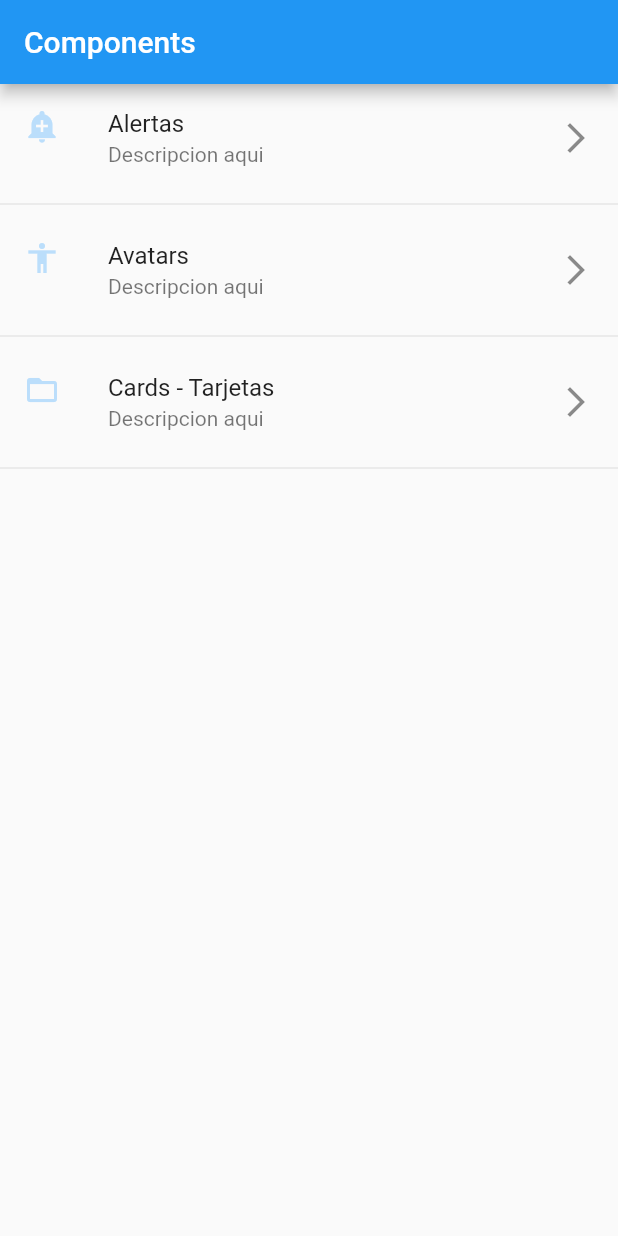
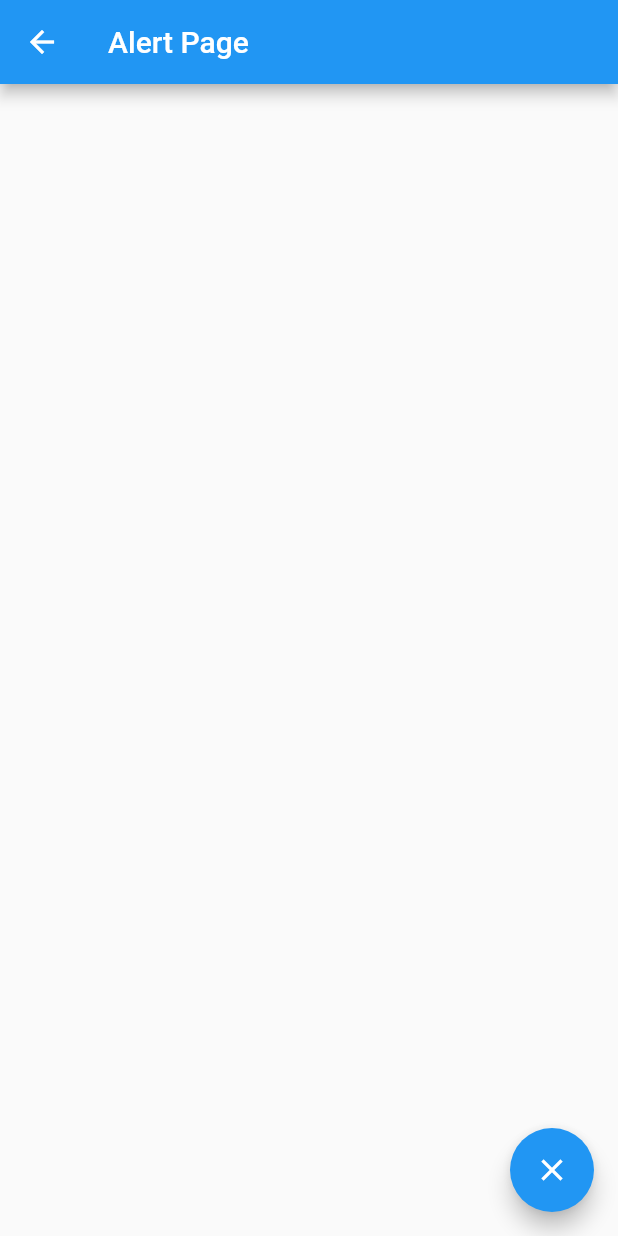
Before and after one commit to VershyCode/flutter-practica-componentes, a Flutter app: the screen it shows after launch, after a tap on "Alertas", on a phone screen of 412 x 824 dp. Run offline on Flutter 3.47's test engine with Material 2 defaults, Android fonts, the phone set to English and light mode, and no system bars.

```diff
--- /dev/null
+++ b/lib/src/pages/alert_page.dart
@@ -0,0 +1,18 @@
+import 'package:flutter/material.dart';
+
+class AlertPage extends StatelessWidget {
+  const AlertPage({Key key}) : super(key: key);
+
+  @override
+  Widget build(BuildContext context) {
+    return Scaffold(
+      appBar: AppBar(
+        title: Text('Alert Page'),
+      ),
+      floatingActionButton: FloatingActionButton(
+        child: Icon(Icons.close),
+        onPressed: () => Navigator.pop(context),
+      ),
+    );
+  }
+}
--- a/lib/src/pages/home_page.dart
+++ b/lib/src/pages/home_page.dart
@@ -1,3 +1,4 @@
+import 'package:components/src/pages/alert_page.dart';
 import 'package:components/src/providers/menu_provider.dart';
 import 'package:components/src/utils/icon_string_util.dart';
 import 'package:flutter/material.dart';
@@ -18,13 +19,13 @@ class HomePage extends StatelessWidget {
       initialData: [],
       builder: (context, AsyncSnapshot<List<dynamic>> snapshot){
         return ListView(
-          children: _listaItems(snapshot.data),
+          children: _listaItems(snapshot.data, context),
         );
       },
     );
   }
 
-  List<Widget> _listaItems(List<dynamic> data) {
+  List<Widget> _listaItems(List<dynamic> data, BuildContext context) {
     return data.map((e) => Column(
       children: <Widget>[
         ListTile(
@@ -34,6 +35,10 @@ class HomePage extends StatelessWidget {
           trailing: Icon(Icons.arrow_forward_ios),
           onTap: (){
             // Event click
+            final route = MaterialPageRoute(
+              builder: (context) => AlertPage()
+            );
+            Navigator.push(context, route);
           },
         ),
         Divider(),
```
Also changed, not shown: lib/src/pages/avatar_page.dart (added, +14 -0 lines).
